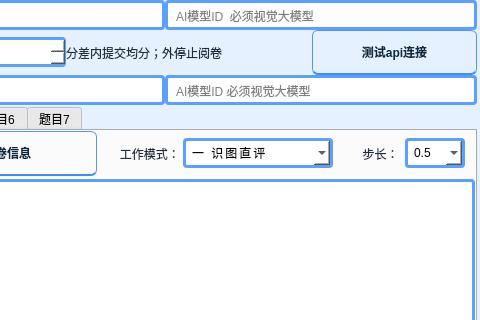
Qt form setting/七题.ui (bangongshi107/AI-auto-grading-3-7) before a commit; both pictures show x 320 to 800 and y 0 to 320 of the 800 by 970 pixel window.
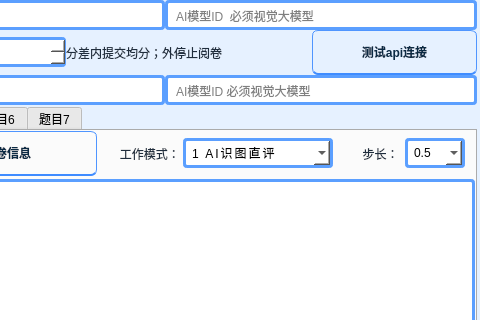
The same form after that commit.

```diff
--- a/setting/七题.ui
+++ b/setting/七题.ui
@@ -671,7 +671,7 @@
                 </property>
                 <item>
                  <property name="text">
-                  <string>一 识图直评</string>
+                  <string>1 AI识图直评</string>
                  </property>
                 </item>
                 <item>
```
Left out of the diff: 17 changed lines with no effect on the pictures.
